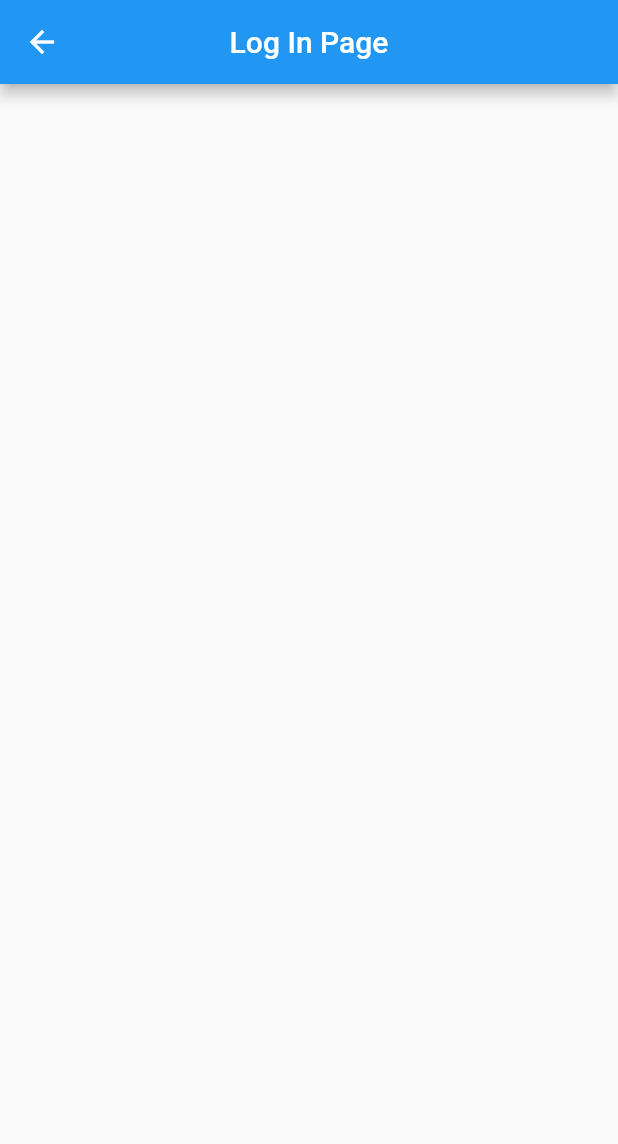
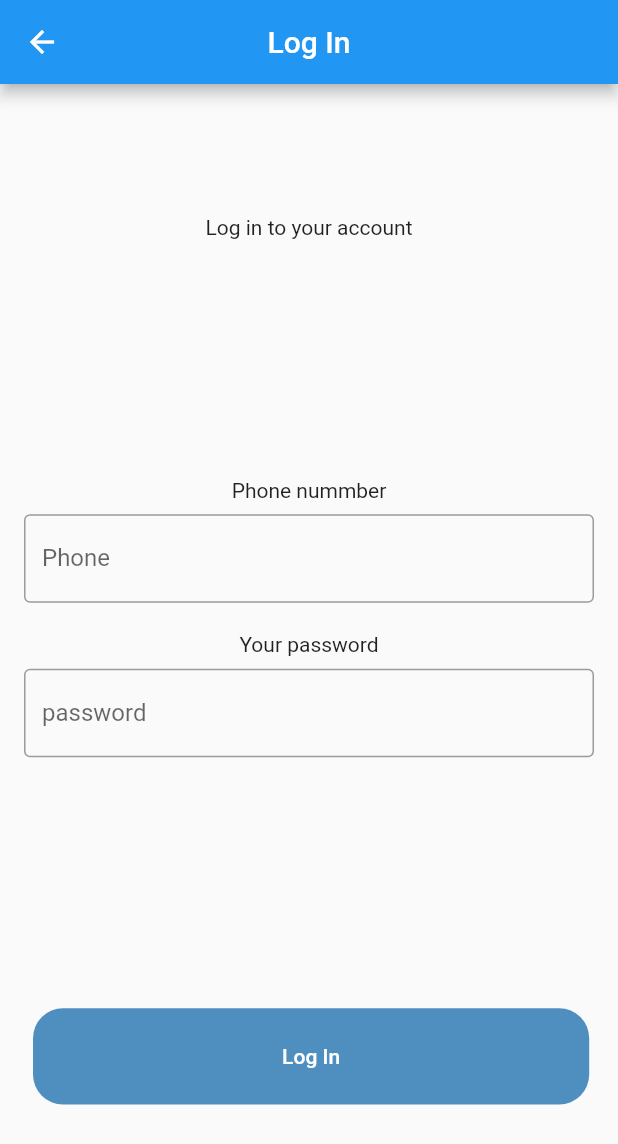
Before and after one commit to Dilmurod0930/Patient_Doctor, a Flutter app: the LogInPage screen opened by its route, on a phone screen of 412 x 824 dp. Shown: the top 1144 px of the screen. Run offline on Flutter 3.47's test engine with Material 2 defaults, Android fonts, the phone set to English and light mode, and no system bars.

Commit message:
Log in page

```diff
--- a/lib/Screens/auth/home_auth/home_auth.dart
+++ b/lib/Screens/auth/home_auth/home_auth.dart
@@ -43,7 +43,7 @@ class HomeAuthPage extends StatelessWidget {
                     child: TextButton(
                       child: const Text("Get Statred"),
                       onPressed: () {
-                        Navigator.pushNamed(context, "sing_in");
+                        Navigator.pushNamed(context, "/sing_up");
                       },
                     ),
                   ),
@@ -58,7 +58,9 @@ class HomeAuthPage extends StatelessWidget {
                   child: Center(
                     child: TextButton(
                       child: const Text("Log In"),
-                      onPressed: () {},
+                      onPressed: () {
+                        Navigator.pushNamed(context, "/sing_in");
+                      },
                     ),
                   ),
                 )
--- a/lib/Screens/auth/sing_in/sing_in_auth.dart
+++ b/lib/Screens/auth/sing_in/sing_in_auth.dart
@@ -1,4 +1,5 @@
 import 'package:flutter/material.dart';
+import 'package:med/core/constants/color_const.dart';
 
 class LogInPage extends StatelessWidget {
   const LogInPage({Key? key}) : super(key: key);
@@ -6,7 +7,84 @@ class LogInPage extends StatelessWidget {
   @override
   Widget build(BuildContext context) {
     return Scaffold(
-      appBar: AppBar(centerTitle: true, title: const Text("Log In Page")),
+      appBar: AppBar(centerTitle: true, title: const Text("Log In")),
+      body: Padding(
+        padding: const EdgeInsets.all(8.0),
+        child: Column(
+          mainAxisAlignment: MainAxisAlignment.spaceAround,
+          crossAxisAlignment: CrossAxisAlignment.start,
+          children: [
+            const SizedBox(
+              child: Center(
+                child: Text(
+                  "Log in to your account",
+                ),
+              ),
+            ),
+          Column(children: [
+            const Text("Phone nummber"),
+            Padding(
+              padding: const EdgeInsets.all(8.0),
+              child: TextFormField(
+                decoration: const InputDecoration(
+                  fillColor: Colors.grey,
+                  focusColor: Colors.grey,labelText: 'Phone',
+                  border: OutlineInputBorder(),
+                ),
+                validator: (value) {
+                  if (value!.isEmpty) {
+                    return 'Your password';
+                  }
+                  return null;
+                },
+              ),
+            ),
+            const SizedBox(height: 12),
+            const Text("Your password"),
+            Padding(
+              padding: const EdgeInsets.all(8.0),
+              child: TextFormField(
+                decoration: const InputDecoration(
+                  fillColor: Colors.grey,
+                  focusColor: Colors.grey,
+                  labelText: 'password',
+                  border: OutlineInputBorder(),
+                ),
+                validator: (value) {
+                  if (value!.isEmpty) {
+                    return 'Your password';
+                  }
+                  return null;
+                },
+              ),
+            ),],),
+            Row(
+              children: [
+                const SizedBox(width: 14),
+                Container(
+                  height: MediaQuery.of(context).size.height * 0.078,
+                  width: MediaQuery.of(context).size.width * 0.9,
+                  decoration: BoxDecoration(
+                    color: ColorConst.kBotton,
+                    borderRadius: BorderRadius.circular(20),
+                  ),
+                  child: TextButton(
+                    child: const Text(
+                      "Log In",
+                      style: TextStyle(
+                        color: ColorConst.white,
+                      ),
+                    ),
+                    onPressed: () {
+                      Navigator.pushNamed(context, "/");
+                    },
+                  ),
+                ),
+              ],
+            ),
+          ],
+        ),
+      ),
     );
   }
 }
--- a/lib/routes/routes.dart
+++ b/lib/routes/routes.dart
@@ -12,7 +12,7 @@ class MyRoutes {
     switch (settings.name) {
       case "/splash":
         return MaterialPageRoute(builder: (context) => SplashAuth());
-      case "/auth":
+      case "/home":
         return MaterialPageRoute(builder: (context) => HomeAuthPage());
       case "/sing_in":
         return MaterialPageRoute(builder: (context) => LogInPage());
```
